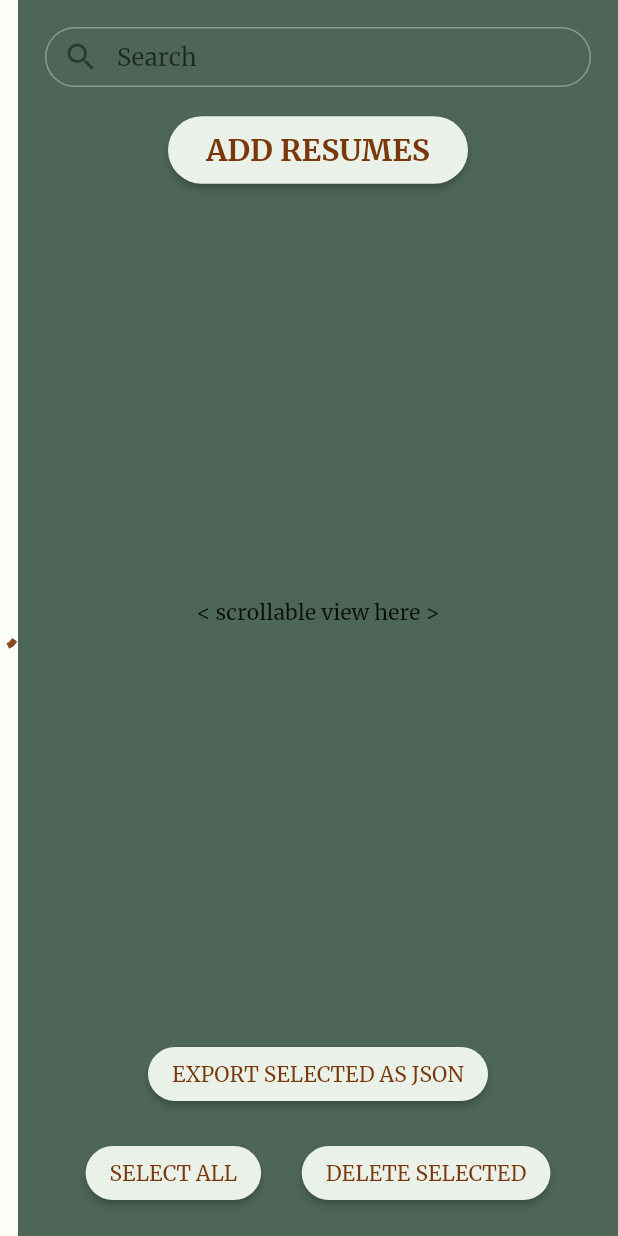
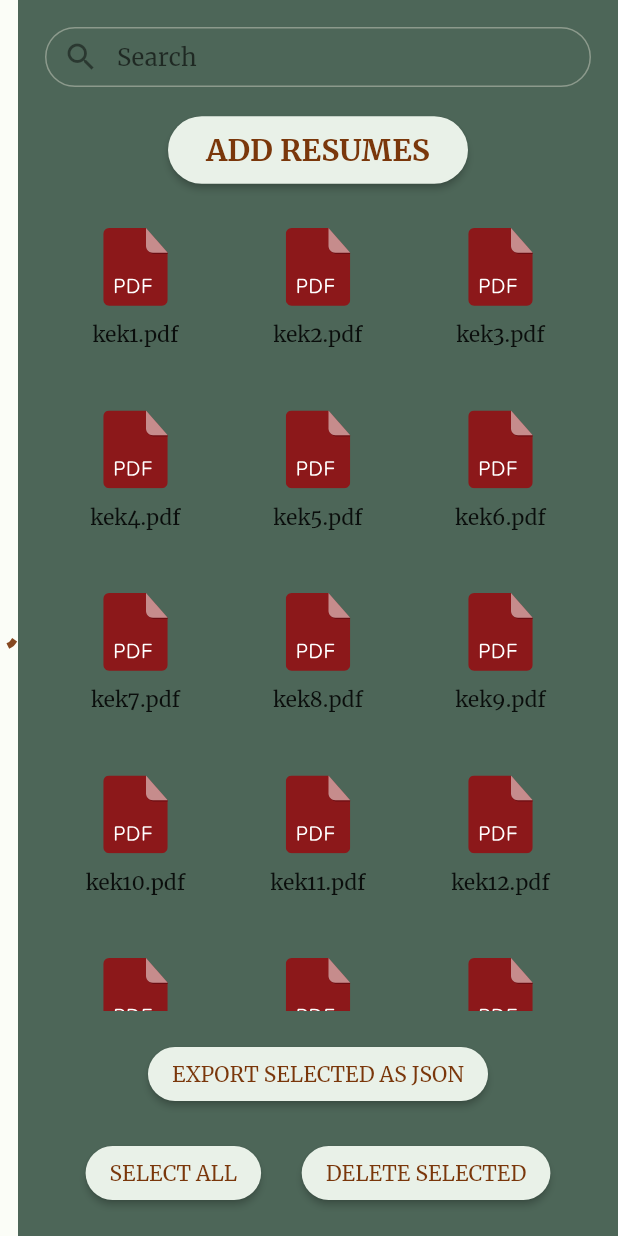
Before and after one commit to InnoSWP/01-CVParser, a Flutter app: the screen it shows after launch, on a phone screen of 412 x 824 dp. Run offline on Flutter 3.47's test engine with Material 2 defaults, Android fonts, the phone set to English and light mode, and no system bars; our stand-ins replace file_picker, flutter_svg; missing offline and left inert: syncfusion_flutter_pdf.

Commit message:
add mock file exprorer

```diff
--- a/lib/main_page.dart
+++ b/lib/main_page.dart
@@ -1,9 +1,10 @@
 import 'package:flutter/material.dart';
 
 import 'package:cvparser_b21_01/misc.dart';
+import 'package:flutter_svg/svg.dart';
 
 class MainPage extends StatelessWidget {
-  static const _desired_padding = 18.0;
+  static const _desiredPadding = 18.0;
   const MainPage({Key? key}) : super(key: key);
 
   void _upload() async {
@@ -38,21 +39,48 @@ class MainPage extends StatelessWidget {
 
   Widget buildRightTab(BuildContext context) {
     return Container(
-      padding: const EdgeInsets.all(_desired_padding),
+      padding: const EdgeInsets.all(_desiredPadding),
       width: 400,
       color: Theme.of(context).colorScheme.secondary,
       child: Column(
         mainAxisAlignment: MainAxisAlignment.spaceAround,
         children: [
           buildTopBar(context),
-          const Expanded(
-            child: Center(
-              child: Text("< scrollable view here >"),
+          const SizedBox(height: _desiredPadding),
+          Expanded(
+            child: GridView.builder(
+              itemCount: 20,
+              gridDelegate: const SliverGridDelegateWithFixedCrossAxisCount(
+                crossAxisCount: 3,
+                mainAxisSpacing: 1,
+                crossAxisSpacing: 1,
+                childAspectRatio: 1,
+              ),
+              itemBuilder: (context, index) {
+                return buildPdfIconButton("kek${index + 1}.pdf", false);
+              },
             ),
           ),
+          const SizedBox(height: _desiredPadding),
           buildBottomBar(context),
         ],
       ),
+    );
+  }
+
+  Widget buildPdfIconButton(String name, bool isSelected) {
+    return Column(
+      children: [
+        Padding(
+          padding: const EdgeInsets.all(10),
+          child: SvgPicture.asset(
+            "icons/pdf.svg",
+            width: 43,
+            height: 52,
+          ),
+        ),
+        Text(name),
+      ],
     );
   }
 
@@ -72,7 +100,7 @@ class MainPage extends StatelessWidget {
             contentPadding: const EdgeInsets.all(0),
           ),
         ),
-        const SizedBox(height: _desired_padding),
+        const SizedBox(height: _desiredPadding),
         ElevatedButton(
           style: ButtonStyle(
             textStyle: MaterialStateProperty.all<TextStyle>(
@@ -99,7 +127,7 @@ class MainPage extends StatelessWidget {
           onPressed: () {},
           child: const Text("EXPORT SELECTED AS JSON"),
         ),
-        const SizedBox(height: _desired_padding),
+        const SizedBox(height: _desiredPadding),
         Row(
           mainAxisAlignment: MainAxisAlignment.spaceEvenly,
           children: [
--- a/pubspec.yaml
+++ b/pubspec.yaml
@@ -16,6 +16,7 @@ dependencies:
   file_picker: ^4.6.1
   syncfusion_flutter_pdf: ^20.1.58-beta
   http: ^0.13.4
+  flutter_svg: ^0.23.0+1
 
 dev_dependencies:
   flutter_test:
@@ -25,6 +26,9 @@ dev_dependencies:
 
 flutter:
   uses-material-design: true
+
+  assets:
+      - icons/pdf.svg
 
   fonts:
     - family: Eczar
```
Also changed, not shown: icons/pdf.svg (added), pubspec.lock.
